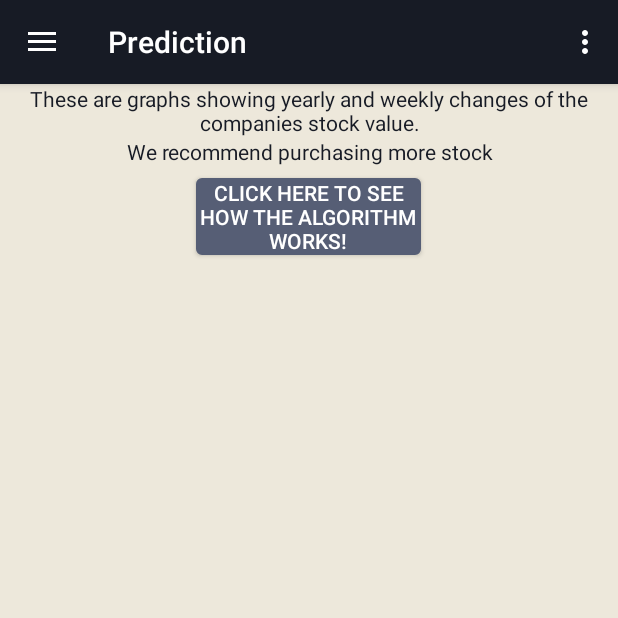
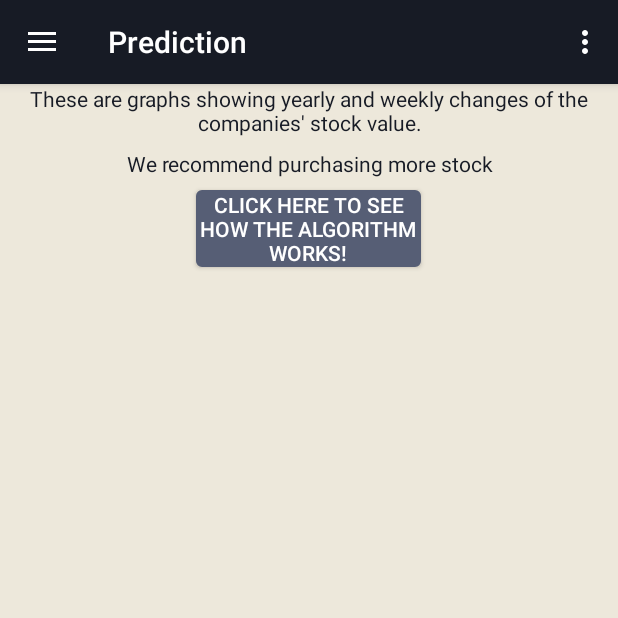
Before and after one commit to alperenugus/InvestSmart, an Android app: the screen it shows after launch (MainActivity), in the side drawer, after a tap on "Prediction", on a phone screen of 412 x 824 dp, the top half of it. Run offline under Robolectric (Android 15) with nearby library versions, the phone set to English and light mode, and no system bars; our stand-ins replace navigation-ui; 1 statement that could not run was skipped.

Commit message:
Adjusted margin spacing in prediction.xml

```diff
--- a/app/src/main/res/layout/prediction.xml
+++ b/app/src/main/res/layout/prediction.xml
@@ -27,6 +27,7 @@
         android:layout_width="match_parent"
         android:layout_height="wrap_content"
         android:gravity="center"
+        android:layout_marginTop="8dp"
         android:text="@string/predict_good"
         android:textColor="@color/colorText"/>
 
--- a/app/src/main/res/values/strings.xml
+++ b/app/src/main/res/values/strings.xml
@@ -63,7 +63,7 @@
 
     <!--prediction-->
     <string name="predict">Prediction</string>
-    <string name="time_predict">These are graphs showing yearly and weekly changes of the companies stock value.</string>
+    <string name="time_predict">These are graphs showing yearly and weekly changes of the companies\' stock value.</string>
     <string name="predict_good">We recommend purchasing more stock</string>
     <string name="predict_bad">We do not recommend purchasing more stock</string>
     <string name="predict_info">Click here to see how the algorithm works!</string>
```
